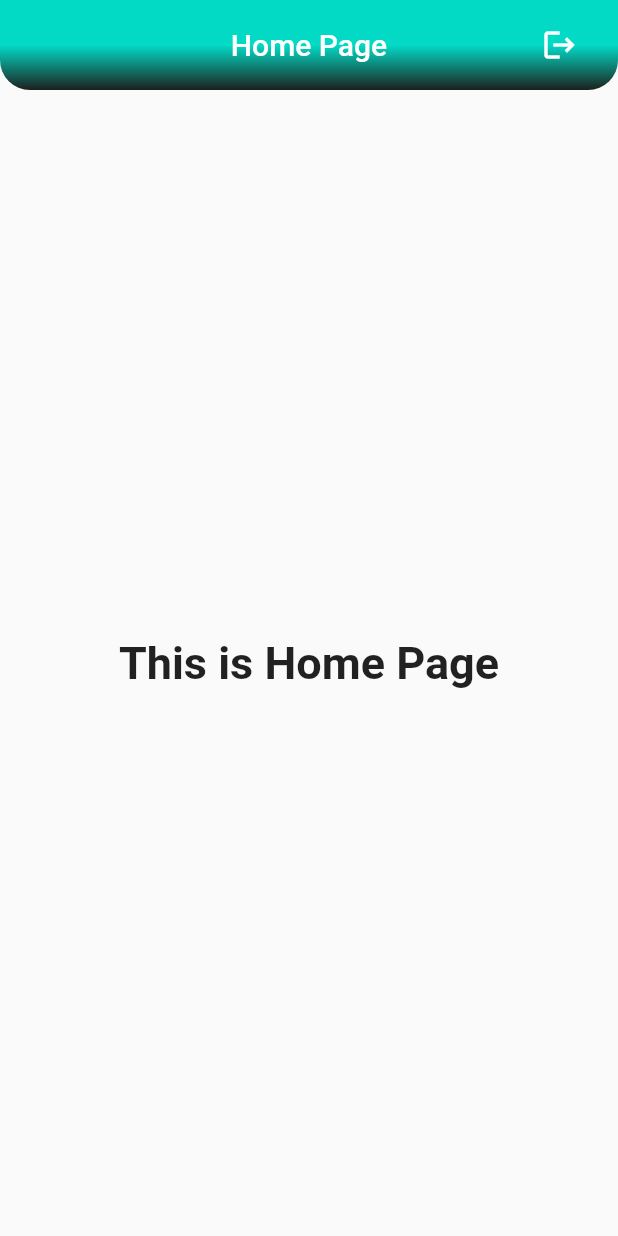
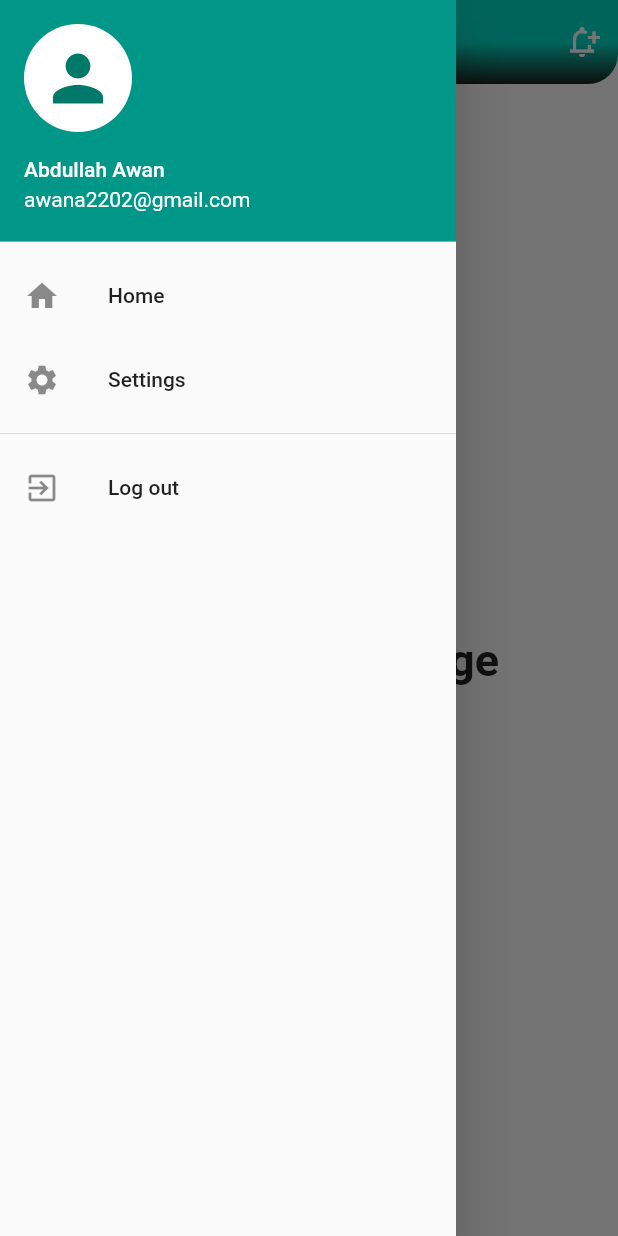
Before and after one commit to abdullahawan123/Renting-Automobile-Flutter-Application, a Flutter app: the Homepage screen opened directly, with the side drawer open (before the commit the screen has no drawer), on a phone screen of 412 x 824 dp. Run offline on Flutter 3.47's test engine with Material 2 defaults, Android fonts, the phone set to English and light mode, and no system bars; our stand-ins replace animated_text_kit, firebase_auth, firebase_core, fluttertoast; accounts and stored records are empty; project files that could hold a hidden picture were left out.

Commit message:
home page under working.

```diff
--- a/lib/UI/Authentication/Login.dart
+++ b/lib/UI/Authentication/Login.dart
@@ -42,7 +42,7 @@ class _LoginState extends State<Login> {
     _auth.signInWithEmailAndPassword(
         email: emailController.text.toString(),
         password: passwordController.text.toString()).then((value) {
-          Navigator.push(context, MaterialPageRoute(builder: (context) => const Homepage()));
+          Navigator.push(context, MaterialPageRoute(builder: (context) => Homepage()));
       setState(() {
         loading = false;
       });
--- a/lib/UI/Authentication/SignUp.dart
+++ b/lib/UI/Authentication/SignUp.dart
@@ -37,7 +37,7 @@ class _SignUpState extends State<SignUp> {
     _auth.createUserWithEmailAndPassword(
         email: emailController.text.toString(),
         password: passwordController.text.toString()).then((value) {
-      Navigator.push(context, MaterialPageRoute(builder: (context) => const Homepage()));
+      Navigator.push(context, MaterialPageRoute(builder: (context) => Homepage()));
       setState(() {
         loading = false;
       });
--- a/lib/UI/Screens/HomePage.dart
+++ b/lib/UI/Screens/HomePage.dart
@@ -25,10 +25,8 @@ class _HomepageState extends State<Homepage> {
         appBar: AppBar(
           backgroundColor: Colors.transparent,
           elevation: 0.0,
-          toolbarHeight: 60,
-          title: const Text("Home Page"),
+          title: const Text("Wheel For a While"),
           centerTitle: true,
-          automaticallyImplyLeading: false,
           flexibleSpace: Container(
             decoration: BoxDecoration(
                 gradient: LinearGradient(colors: [
@@ -44,16 +42,51 @@ class _HomepageState extends State<Homepage> {
             ),
           ),
           actions: [
-            IconButton(onPressed: (){
-              auth.signOut().then((value) {
+          IconButton(
+            onPressed: () {},
+            icon: const Icon(Icons.notification_add_outlined),
+          ),
+        ],
+      ),
+      drawer: Drawer(
+        child: Column(
+          children: [
+            const UserAccountsDrawerHeader(
+              accountName: Text('Abdullah Awan'),
+              accountEmail: Text('awana2202@gmail.com'),
+              currentAccountPicture: CircleAvatar(
+                backgroundColor: Colors.white,
+                child: Icon(
+                  Icons.person,
+                  size: 50,
+                ),
+              ),
+            ),
+            ListTile(
+              leading: const Icon(Icons.home),
+              title: const Text('Home'),
+              onTap: () {},
+            ),
+            ListTile(
+              leading: const Icon(Icons.settings),
+              title: const Text('Settings'),
+              onTap: () {},
+            ),
+            const Divider(),
+            ListTile(
+              leading: const Icon(Icons.exit_to_app),
+              title: const Text('Log out'),
+              onTap: () {
+                auth.signOut().then((value) {
                 Navigator.push(context, MaterialPageRoute(builder: (context) => const Login()));
-              }).onError((error, stackTrace) {
+                }).onError((error, stackTrace) {
                 Utils().toastMessage(error.toString());
-              });
-            }, icon: const Icon(Icons.logout)),
-            const SizedBox(width: 15,),
+                });
+                },
+            ),
           ],
         ),
+      ),
         body: Center(
           child: Column(
             mainAxisAlignment: MainAxisAlignment.center,
--- a/pubspec.yaml
+++ b/pubspec.yaml
@@ -70,6 +70,8 @@ flutter:
   # To add assets to your application, add an assets section, like this:
   assets:
     - Assets/images/logo-1.png
+    - Assets/images/bike.jpg
+    - Assets/images/car.png
 
   # An image asset can refer to one or more resolution-specific "variants", see
   # https://flutter.dev/assets-and-images/#resolution-aware
```
Also changed, not shown: lib/main.dart (+5 -2 lines), Assets/images/bike.jpg (added), Assets/images/car.png (added).
